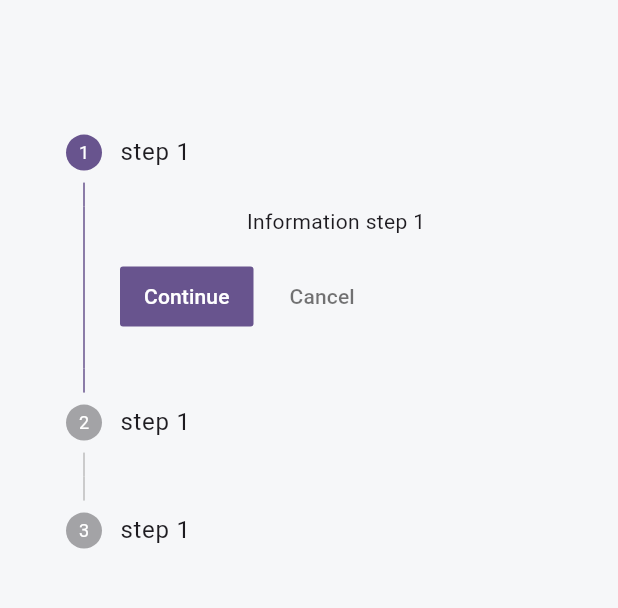
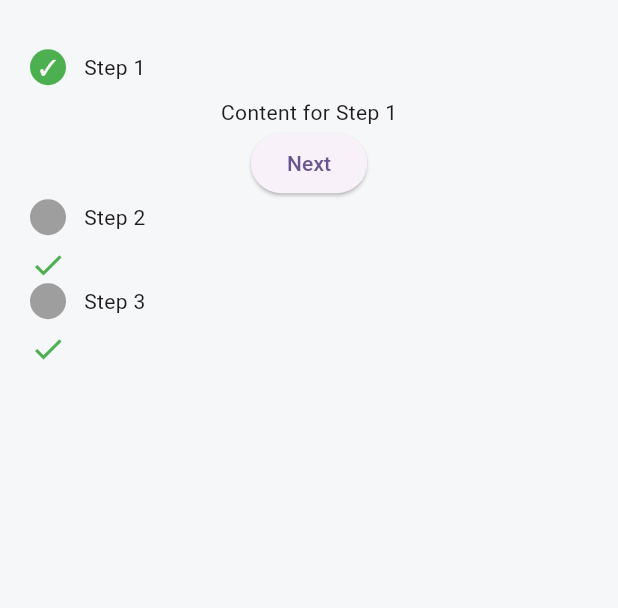
Before and after one commit to lyxuxs/my-wealth-front, a Flutter app: the ProfileVerifyScreen screen opened directly, on a phone screen of 412 x 824 dp, the part 155-763 px from its top. Run offline on Flutter 3.47's test engine with Material 3 defaults, Android fonts, the phone set to English and light mode, and no system bars; our stand-ins replace auto_size_text, flutter_svg, qr_flutter.

Commit message:
new update

```diff
--- a/lib/src/constarits/image_strings.dart
+++ b/lib/src/constarits/image_strings.dart
@@ -26,3 +26,6 @@ const String transactionModeSvg = "assets/images/Icons/transaction-mode.svg";
 const String raffralsSvg = "assets/images/Icons/Icon akar-person-add.svg";
 const String contactSupportSvg = "assets/images/Icons/Icon awesome-headset.svg";
 const String wCommunitySvg = "assets/images/Icons/whatsappcommunity.svg";
+const String infoSvg = "assets/images/Icons/Icon ionic-md-information-circle.svg";
+const String icon_exchangeSvg = "assets/images/Icons/icon-exchange.svg";
+const String copyIconSvg = "assets/images/Icons/copy-icon.svg";
--- a/lib/src/constarits/sizes.dart
+++ b/lib/src/constarits/sizes.dart
@@ -1,6 +1,6 @@
 // App default Sizing
 
-const tDefaultSize = 25.0;
+const tDefaultSize = 20.0;
 const tSecondorytSize = 15.0;
 const tbannerSize = 5.0;
 const tSplashContainerSize = 30.0;
--- a/lib/src/features/authentication/screens/profile_verify_screen.dart/profile_verify_screen.dart
+++ b/lib/src/features/authentication/screens/profile_verify_screen.dart/profile_verify_screen.dart
@@ -13,6 +13,22 @@ class ProfileVerifyScreen extends StatefulWidget {
 
 class _ProfileVerifyScreenState extends State<ProfileVerifyScreen> {
   int _currentStep = 0;
+  void goToNextStep() {
+    setState(() {
+      if (_currentStep < 2) {
+        _currentStep++;
+      }
+    });
+  }
+
+  void goToPreviousStep() {
+    setState(() {
+      if (_currentStep > 0) {
+        _currentStep--;
+      }
+    });
+  }
+
   @override
   Widget build(BuildContext context) {
     return Scaffold(
@@ -48,42 +64,86 @@ class _ProfileVerifyScreenState extends State<ProfileVerifyScreen> {
                 new SvgPicture.asset(darklogowithtextSvg, width: 120),
               ],
             ),
-            SizedBox(height: MediaQuery.of(context).size.height * 0.08),
-            Stepper(
-              steps: [
-                Step(
-                  isActive: _currentStep == 0,
-                  title: Text('step 1'),
-                  content: Text('Information step 1'),),
-                Step(
-                  isActive: _currentStep == 1,
-                  title: Text('step 1'),
-                  content: Text('Information step 1'),),
-                Step(
-                  isActive: _currentStep == 2,
-                  title: Text('step 1'),
-                  content: Text('Information step 1'),),
+            SizedBox(height: MediaQuery.of(context).size.height * 0.04),
+            Column(
+              children: [
+                StepWidget(
+                  isActive: _currentStep >= 0,
+                  title: 'Step 1',
+                  content: _currentStep == 0
+                      ? Column(
+                          children: [
+                            Text('Content for Step 1'),
+                            Row(
+                              mainAxisAlignment: MainAxisAlignment.spaceEvenly,
+                              children: [
+                                ElevatedButton(
+                                  onPressed: goToNextStep,
+                                  child: Text('Next'),
+                                ),
+                              ],
+                            ),
+                          ],
+                        )
+                      : Container(
+                          child: Icon(Icons.check, color: Colors.green),
+                        ),
+                ),
+                StepWidget(
+                  isActive: _currentStep >= 1,
+                  title: 'Step 2',
+                  content: _currentStep == 1
+                      ? Column(
+                          children: [
+                            Text('Content for Step 2'),
+                            Row(
+                              mainAxisAlignment: MainAxisAlignment.spaceEvenly,
+                              children: [
+                                ElevatedButton(
+                                  onPressed: goToPreviousStep,
+                                  child: Text('Previous'),
+                                ),
+                                ElevatedButton(
+                                  onPressed: goToNextStep,
+                                  child: Text('Next'),
+                                ),
+                              ],
+                            ),
+                          ],
+                        )
+                      : Container(
+                          child: Icon(Icons.check, color: Colors.green),
+                        ),
+                ),
+                StepWidget(
+                  isActive: _currentStep >= 2,
+                  title: 'Step 3',
+                  content: _currentStep == 2
+                      ? Column(
+                          children: [
+                            Text('Content for Step 3'),
+                            Row(
+                              mainAxisAlignment: MainAxisAlignment.spaceEvenly,
+                              children: [
+                                ElevatedButton(
+                                  onPressed: goToPreviousStep,
+                                  child: Text('Previous'),
+                                ),
+                                ElevatedButton(
+                                  onPressed: () {
+                                    // Handle submission logic here
+                                  },
+                                  child: Text('Submit'),
+                                ),
+                              ],
+                            ),
+                          ],
+                        )
+                      : Container(
+                          child: Icon(Icons.check, color: Colors.green),
+                        ),
+                ),
               ],
-              onStepTapped: (int newIndex) {
-                setState(() {
-                  _currentStep = newIndex;
-                });
-              },
-              currentStep: _currentStep,
-              onStepContinue: () {
-                if (_currentStep != 2) {
-                  setState(() {
-                    _currentStep += 1;
-                  });
-                }
-              },
-              onStepCancel: () {
-                if (_currentStep != 0) {
-                  setState(() {
-                    _currentStep -= 1;
-                  });
-                }
-              },
             )
           ],
         ),
@@ -91,3 +151,43 @@ class _ProfileVerifyScreenState extends State<ProfileVerifyScreen> {
     );
   }
 }
+
+class StepWidget extends StatelessWidget {
+  final bool isActive;
+  final String title;
+  final Widget content;
+
+  StepWidget(
+      {required this.isActive, required this.title, required this.content});
+
+  @override
+  Widget build(BuildContext context) {
+    return Column(
+      crossAxisAlignment: CrossAxisAlignment.start,
+      children: [
+        Row(
+          children: [
+            Container(
+              width: 24,
+              height: 24,
+              decoration: BoxDecoration(
+                shape: BoxShape.circle,
+                color: isActive ? Colors.green : Colors.grey,
+              ),
+              child: Center(
+                child: Text(
+                  isActive ? '✓' : '',
+                  style: TextStyle(color: Colors.white),
+                ),
+              ),
+            ),
+            SizedBox(width: 12),
+            Text(title),
+          ],
+        ),
+        SizedBox(height: 8),
+        content,
+      ],
+    );
+  }
+}
--- a/lib/src/features/core/screens/markets/markets_screen.dart
+++ b/lib/src/features/core/screens/markets/markets_screen.dart
@@ -153,7 +153,7 @@ class _MarketsScreenState extends State<MarketsScreen>
                         child: Row(
                           mainAxisAlignment: MainAxisAlignment.spaceBetween,
                           children: [
-                            Text(data.currencyPair),
+                            Text(data.currencyPair, style: TextStyle(fontSize: 15, fontWeight: FontWeight.bold),),
                             Row(
                               mainAxisAlignment: MainAxisAlignment.spaceEvenly,
                               children: [
--- a/pubspec.yaml
+++ b/pubspec.yaml
@@ -39,6 +39,7 @@ dependencies:
   auto_size_text: ^3.0.0
   flutter_svg: ^2.0.5
   url_launcher: ^6.2.4
+  qr_flutter: ^4.1.0
 
 dev_dependencies:
   flutter_test:
```
Also changed, not shown: lib/src/common_widgets/wallet_widget.dart (+30 -25 lines), lib/src/features/core/screens/deposit/deposit_screen.dart (added, +351 -0 lines), assets/images/Icons/Icon ionic-md-information-circle.svg (added), assets/images/Icons/icon-exchange.svg (added), pubspec.lock.
